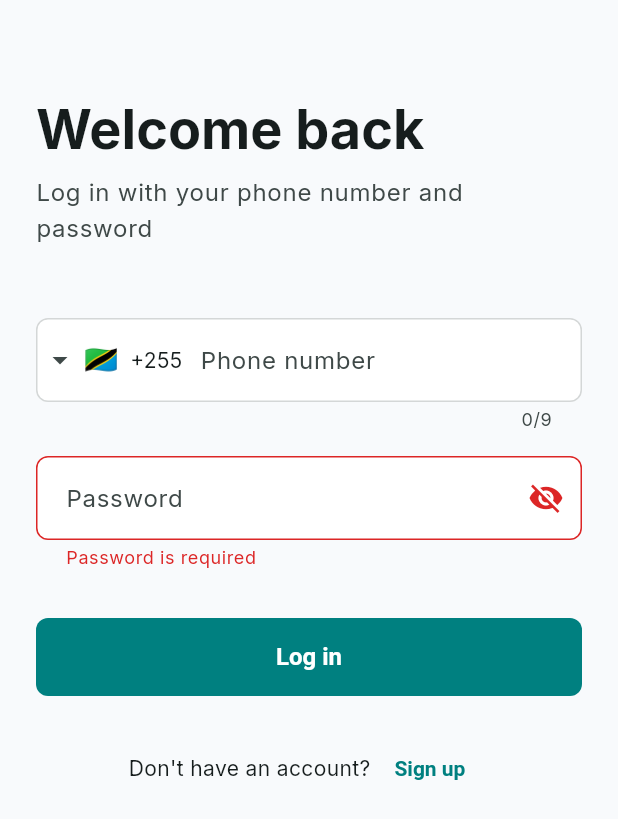
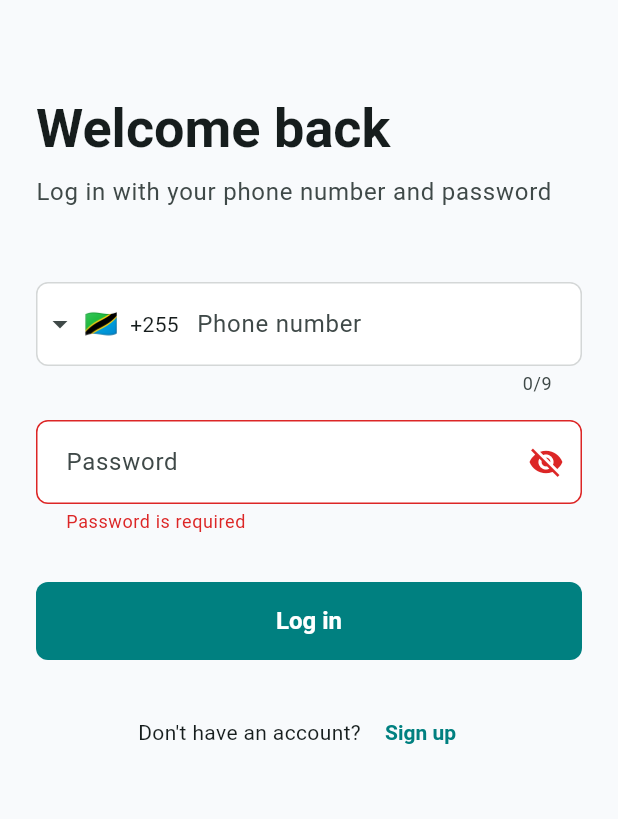
Before and after one commit to godblesskaaya/rishfy, a Flutter app: the screen it shows after launch, after a tap on "Log in", on a phone screen of 412 x 824 dp. Shown: the top 819 px of the screen. Run offline on Flutter 3.47's test engine with Material 3 defaults, Android fonts, the phone set to English and light mode, and no system bars; drawn by our look-alikes of intl_phone_field; our stand-ins replace dio, equatable, firebase_core, firebase_crashlytics, flutter_riverpod, flutter_secure_storage and 7 more; missing offline and left inert: google_polyline_algorithm; accounts and stored records are empty; network calls fail.

Commit message:
Stabilize Flutter dependency resolution and analyzer compatibility
This updates the mobile app's dependency surface and small framework-facing code paths so the Flutter project resolves packages cleanly and gets back to analyzer-safe state without dragging in unused generators or stale test tooling.

It keeps the change focused on the mobile workspace: solver fixes, provider typing cleanup, minor Flutter API adjustments, and the generated lockfile needed to pin the resolved graph. The production env file was left out intentionally for separate review because it contains deployment-specific values.

Constraint: Flutter SDK pins intl and newer Android/native tooling expects aligned package and NDK metadata
Rejected: Commit mobile/assets/env/prod.env with this batch | contains live-looking environment values and should be reviewed separately
Confidence: medium
Scope-risk: moderate
Reversibility: clean
Directive: Keep root package-lock.json and production env changes separate from mobile Flutter maintenance commits unless explicitly intended
Tested: dart pub get; dart analyze (blocking errors cleared; remaining output is lint/info-level plus local custom_lint plugin startup noise)
Not-tested: Successful Android install/run on device; full Gradle assembleDebug completion
Related: pubspec.lock refreshed for the mobile package

```diff
--- a/mobile/analysis_options.yaml
+++ b/mobile/analysis_options.yaml
@@ -30,7 +30,6 @@ linter:
     # Safety
     - avoid_dynamic_calls
     - avoid_print
-    - avoid_returning_null_for_future
     - cancel_subscriptions
     - close_sinks
     - throw_in_finally
--- a/mobile/lib/core/config/env.dart
+++ b/mobile/lib/core/config/env.dart
@@ -37,12 +37,11 @@ class Env {
     // Fallback to hardcoded defaults in debug mode so fresh checkouts work.
     Map<String, String> values = <String, String>{};
     try {
-      final String raw =
-          await rootBundle.loadString('assets/env/$env.env');
+      final String raw = await rootBundle.loadString('assets/env/$env.env');
       values = _parseEnv(raw);
     } catch (_) {
       if (kDebugMode) {
-        debugPrint('⚠️  No env file for "$env", using dev defaults');
+        debugPrint('No env file for "$env", using dev defaults');
       }
       values = _devDefaults();
     }
@@ -54,7 +53,7 @@ class Env {
     _enableCrashReporting = values['ENABLE_CRASH_REPORTING'] == 'true';
   }
 
-  /// Development defaults — matches docker-compose stack on host machine.
+  /// Development defaults match docker-compose stack on host machine.
   /// 10.0.2.2 is Android emulator's alias for host's localhost.
   /// For iOS simulator, use 'localhost' instead.
   static Map<String, String> _devDefaults() {
--- a/mobile/lib/core/localization/app_localizations.dart
+++ b/mobile/lib/core/localization/app_localizations.dart
@@ -1,5 +1,4 @@
 import 'package:flutter/material.dart';
-import 'package:flutter_localizations/flutter_localizations.dart';
 import 'package:intl/intl.dart';
 
 /// Placeholder [AppLocalizations] class until the real generated file lands.
--- a/mobile/lib/core/network/interceptors/error_interceptor.dart
+++ b/mobile/lib/core/network/interceptors/error_interceptor.dart
@@ -75,7 +75,7 @@ class ErrorInterceptor extends Interceptor {
       case 502:
       case 503:
       case 504:
-        return ServerException(message: message, statusCode: status);
+        return ServerException(message: message, statusCode: status ?? 500);
       default:
         return ServerException(
           message: message,
--- a/mobile/lib/core/theme/app_theme.dart
+++ b/mobile/lib/core/theme/app_theme.dart
@@ -61,7 +61,6 @@ class AppTheme {
       useMaterial3: true,
       colorScheme: scheme,
       scaffoldBackgroundColor: background,
-      fontFamily: 'Inter',
       visualDensity: VisualDensity.standard,
 
       // ---- AppBar ----
@@ -73,7 +72,6 @@ class AppTheme {
         centerTitle: false,
         titleTextStyle: TextStyle(
           color: scheme.onSurface,
-          fontFamily: 'Inter',
           fontWeight: FontWeight.w600,
           fontSize: 18,
         ),
@@ -158,7 +156,7 @@ class AppTheme {
       ),
 
       // ---- Cards ----
-      cardTheme: CardTheme(
+      cardTheme: CardThemeData(
         color: scheme.surface,
         elevation: 0,
         margin: EdgeInsets.zero,
--- a/mobile/lib/features/bookings/presentation/providers/booking_provider.dart
+++ b/mobile/lib/features/bookings/presentation/providers/booking_provider.dart
@@ -41,8 +41,7 @@ class CreateBookingState {
       );
 }
 
-final StateNotifierProvider<CreateBookingNotifier, CreateBookingState>
-    createBookingProvider =
+final createBookingProvider =
     StateNotifierProvider.autoDispose<CreateBookingNotifier,
         CreateBookingState>(
   (Ref ref) => CreateBookingNotifier(ref.read(bookingDataSourceProvider)),
--- a/mobile/lib/features/bookings/presentation/screens/create_booking_screen.dart
+++ b/mobile/lib/features/bookings/presentation/screens/create_booking_screen.dart
@@ -8,6 +8,7 @@ import 'package:uuid/uuid.dart';
 
 import '../../../../core/constants/app_constants.dart';
 import '../../../../shared/widgets/primary_button.dart';
+import '../../../auth/domain/entities/user.dart';
 import '../../../auth/presentation/providers/auth_provider.dart';
 import '../../../routes/domain/entities/route_entity.dart';
 import '../../../routes/presentation/providers/route_provider.dart';
--- a/mobile/lib/features/routes/presentation/providers/route_provider.dart
+++ b/mobile/lib/features/routes/presentation/providers/route_provider.dart
@@ -77,7 +77,7 @@ final FutureProviderFamily<RouteEntity, String> routeDetailProvider =
 
 // ---- Driver vehicles (for route posting) ----
 
-final FutureProvider<List<DriverVehicleOption>> myVehicleOptionsProvider =
+final myVehicleOptionsProvider =
     FutureProvider.autoDispose<List<DriverVehicleOption>>((Ref ref) async {
   final RouteRemoteDataSource ds = ref.read(routeDataSourceProvider);
   return ds.listMyVehicles();
@@ -110,8 +110,7 @@ class CreateRouteState {
       );
 }
 
-final StateNotifierProvider.autoDispose<CreateRouteNotifier, CreateRouteState>
-    createRouteProvider =
+final createRouteProvider =
     StateNotifierProvider.autoDispose<CreateRouteNotifier, CreateRouteState>(
   (Ref ref) => CreateRouteNotifier(ref.read(routeDataSourceProvider)),
 );
--- a/mobile/lib/features/trip/presentation/screens/active_trip_screen.dart
+++ b/mobile/lib/features/trip/presentation/screens/active_trip_screen.dart
@@ -6,7 +6,6 @@ import 'package:intl/intl.dart';
 
 import '../../../../core/constants/app_constants.dart';
 import '../../../../shared/widgets/primary_button.dart';
-import '../../../bookings/data/datasources/booking_remote_datasource.dart';
 import '../../../bookings/domain/entities/booking_entity.dart';
 import '../../../bookings/presentation/providers/booking_provider.dart';
 import '../../data/models/location_models.dart';
```
Also changed, not shown: mobile/pubspec.yaml (+4 -23 lines), mobile/pubspec.lock (added).
